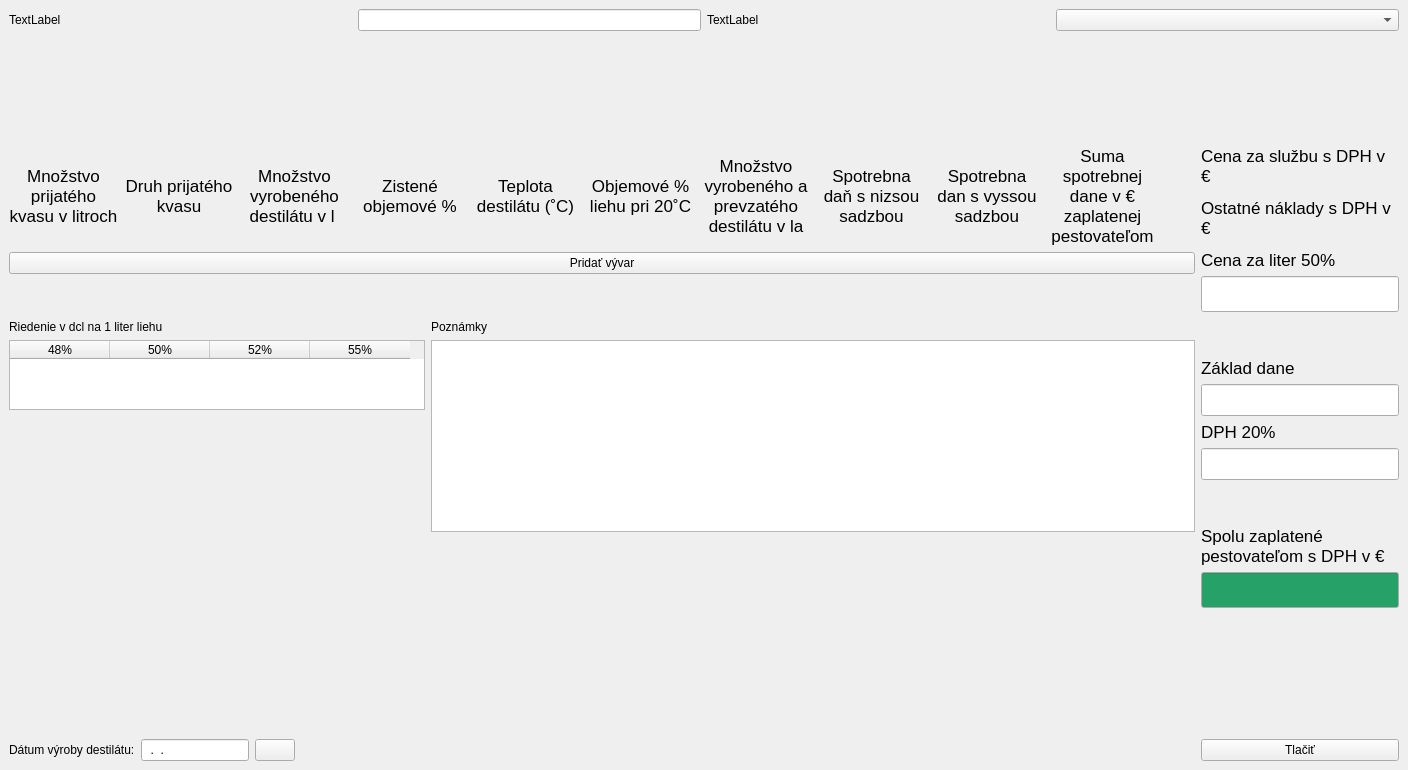
Qt form src/ui/MainWindow.ui (EduardFrlicka/Palenica-PyQt6) before a commit.
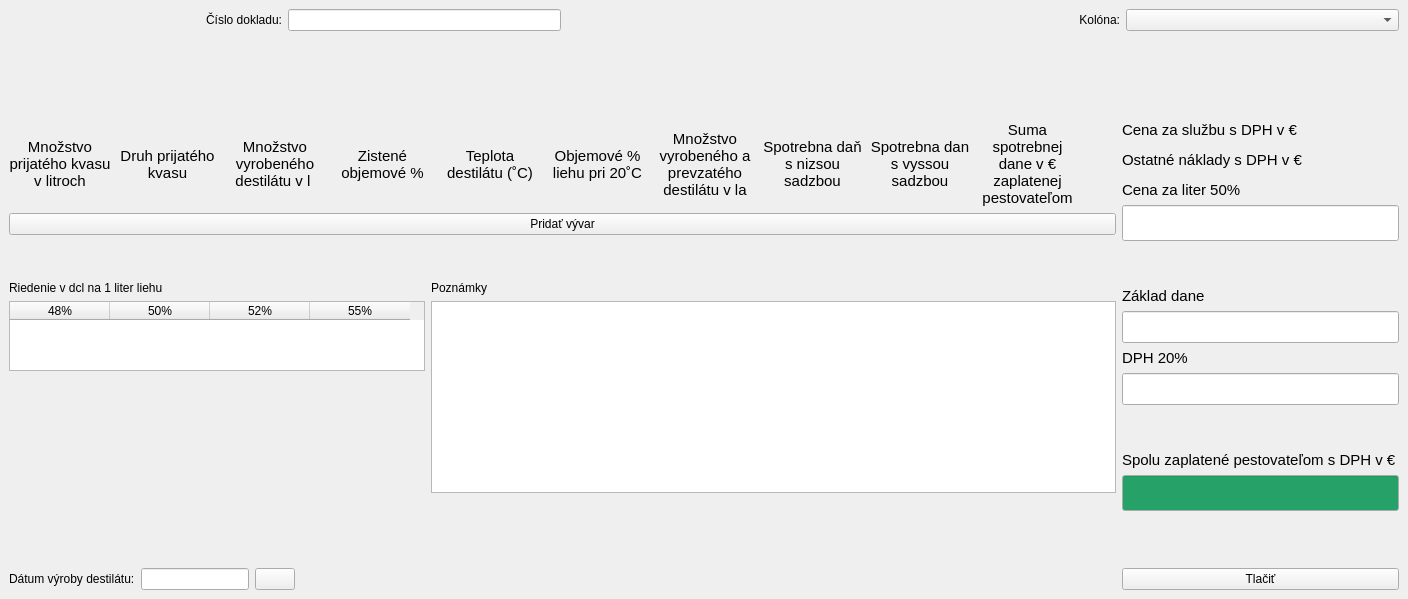
The same form after that commit. Icons and pictures are not drawn. Custom widgets are drawn as their Qt base class.

The edit to the form file:
```diff
--- a/src/ui/MainWindow.ui
+++ b/src/ui/MainWindow.ui
@@ -7,7 +7,7 @@
     <x>0</x>
     <y>0</y>
     <width>1408</width>
-    <height>770</height>
+    <height>599</height>
    </rect>
   </property>
   <property name="windowTitle">
@@ -20,7 +20,10 @@
       <item>
        <widget class="QLabel" name="label">
         <property name="text">
-         <string>TextLabel</string>
+         <string>Číslo dokladu:</string>
+        </property>
+        <property name="alignment">
+         <set>Qt::AlignRight|Qt::AlignTrailing|Qt::AlignVCenter</set>
         </property>
        </widget>
       </item>
@@ -34,10 +37,23 @@
         </property>
        </widget>
       </item>
+      <item>
+       <widget class="QLabel" name="label_year">
+        <property name="text">
+         <string/>
+        </property>
+        <property name="alignment">
+         <set>Qt::AlignLeading|Qt::AlignLeft|Qt::AlignVCenter</set>
+        </property>
+       </widget>
+      </item>
       <item>
        <widget class="QLabel" name="label_2">
         <property name="text">
-         <string>TextLabel</string>
+         <string>Kolóna:</string>
+        </property>
+        <property name="alignment">
+         <set>Qt::AlignRight|Qt::AlignTrailing|Qt::AlignVCenter</set>
         </property>
        </widget>
       </item>
@@ -73,7 +89,7 @@
      </widget>
     </item>
     <item>
-     <layout class="QHBoxLayout" name="horizontalLayout_2" stretch="6,1">
+     <layout class="QHBoxLayout" name="horizontalLayout_2" stretch="4,1">
       <item>
        <layout class="QVBoxLayout" name="main_vertical" stretch="0,0,0,0,0,0,0">
         <item>
@@ -88,7 +104,7 @@
            <widget class="QLabel" name="label_ferment_volume">
             <property name="font">
              <font>
-              <pointsize>13</pointsize>
+              <pointsize>11</pointsize>
              </font>
             </property>
             <property name="layoutDirection">
@@ -109,7 +125,7 @@
            <widget class="QLabel" name="label_ferment_type">
             <property name="font">
              <font>
-              <pointsize>13</pointsize>
+              <pointsize>11</pointsize>
              </font>
             </property>
             <property name="layoutDirection">
@@ -130,7 +146,7 @@
            <widget class="QLabel" name="label_alcohol_volume">
             <property name="font">
              <font>
-              <pointsize>13</pointsize>
+              <pointsize>11</pointsize>
              </font>
             </property>
             <property name="layoutDirection">
@@ -151,7 +167,7 @@
            <widget class="QLabel" name="label_alcohol_percentage">
             <property name="font">
              <font>
-              <pointsize>13</pointsize>
+              <pointsize>11</pointsize>
              </font>
             </property>
             <property name="layoutDirection">
@@ -172,7 +188,7 @@
            <widget class="QLabel" name="label_alcohol_temperature">
             <property name="font">
              <font>
-              <pointsize>13</pointsize>
+              <pointsize>11</pointsize>
              </font>
             </property>
             <property name="layoutDirection">
@@ -193,7 +209,7 @@
            <widget class="QLabel" name="label_alcohol_percentage_at_20">
             <property name="font">
              <font>
-              <pointsize>13</pointsize>
+              <pointsize>11</pointsize>
              </font>
             </property>
             <property name="layoutDirection">
@@ -214,7 +230,7 @@
            <widget class="QLabel" name="label_alcohol_volume_la">
             <property name="font">
              <font>
-              <pointsize>13</pointsize>
+              <pointsize>11</pointsize>
              </font>
             </property>
             <property name="layoutDirection">
@@ -235,7 +251,7 @@
            <widget class="QLabel" name="label_lower_tax">
             <property name="font">
              <font>
-              <pointsize>13</pointsize>
+              <pointsize>11</pointsize>
              </font>
             </property>
             <property name="layoutDirection">
@@ -256,7 +272,7 @@
            <widget class="QLabel" name="label_full_tax">
             <property name="font">
              <font>
-              <pointsize>13</pointsize>
+              <pointsize>11</pointsize>
              </font>
             </property>
             <property name="layoutDirection">
@@ -277,7 +293,7 @@
            <widget class="QLabel" name="label_sum_tax">
             <property name="font">
              <font>
-              <pointsize>13</pointsize>
+              <pointsize>11</pointsize>
              </font>
             </property>
             <property name="layoutDirection">
@@ -415,11 +431,17 @@
             <item>
              <widget class="QTextEdit" name="notes">
               <property name="sizePolicy">
-               <sizepolicy hsizetype="Expanding" vsizetype="Preferred">
+               <sizepolicy hsizetype="Expanding" vsizetype="Expanding">
                 <horstretch>0</horstretch>
                 <verstretch>0</verstretch>
                </sizepolicy>
               </property>
+              <property name="minimumSize">
+               <size>
+                <width>0</width>
+                <height>36</height>
+               </size>
+              </property>
              </widget>
             </item>
            </layout>
@@ -437,7 +459,7 @@
           <property name="sizeHint" stdset="0">
            <size>
             <width>20</width>
-            <height>40</height>
+            <height>20</height>
            </size>
           </property>
          </spacer>
@@ -460,10 +482,10 @@
              </sizepolicy>
             </property>
             <property name="inputMask">
-             <string>99.99.9999</string>
+             <string/>
             </property>
             <property name="text">
-             <string>..</string>
+             <string/>
             </property>
             <property name="cursorPosition">
              <number>10</number>
@@ -521,7 +543,7 @@
             </property>
             <property name="font">
              <font>
-              <pointsize>13</pointsize>
+              <pointsize>11</pointsize>
              </font>
             </property>
             <property name="mouseTracking">
@@ -558,7 +580,7 @@
             </property>
             <property name="font">
              <font>
-              <pointsize>13</pointsize>
+              <pointsize>11</pointsize>
              </font>
             </property>
             <property name="text">
@@ -592,7 +614,7 @@
             </property>
             <property name="font">
              <font>
-              <pointsize>13</pointsize>
+              <pointsize>11</pointsize>
              </font>
             </property>
             <property name="text">
@@ -651,7 +673,7 @@
             </property>
             <property name="font">
              <font>
-              <pointsize>13</pointsize>
+              <pointsize>11</pointsize>
              </font>
             </property>
             <property name="text">
@@ -694,7 +716,7 @@
             </property>
             <property name="font">
              <font>
-              <pointsize>13</pointsize>
+              <pointsize>11</pointsize>
              </font>
             </property>
             <property name="text">
@@ -753,7 +775,7 @@
             </property>
             <property name="font">
              <font>
-              <pointsize>13</pointsize>
+              <pointsize>11</pointsize>
              </font>
             </property>
             <property name="text">
```
Left out of the diff: 2 changed lines with no effect on the pictures.
